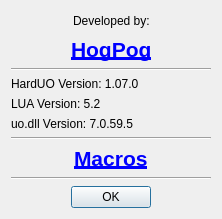
Before: the Qt Designer form HardUO/about.ui in alextrevisan/HardUO, drawn with Qt 5.
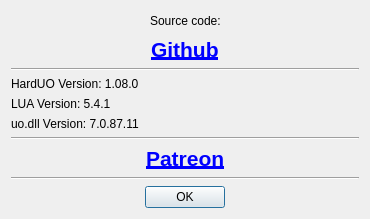
After: the same form once the commit is applied. Icons and pictures are not drawn.

Patch:
```diff
--- a/HardUO/about.ui
+++ b/HardUO/about.ui
@@ -6,7 +6,7 @@
    <rect>
     <x>0</x>
     <y>0</y>
-    <width>222</width>
+    <width>370</width>
     <height>219</height>
    </rect>
   </property>
@@ -36,7 +36,7 @@
      <item>
       <widget class="QLabel" name="label">
        <property name="text">
-        <string>Developed by:</string>
+        <string>Source code:</string>
        </property>
       </widget>
      </item>
@@ -80,7 +80,7 @@
         </font>
        </property>
        <property name="text">
-        <string>&lt;a href=http://www.hogpog.com.br/harduo&gt;HogPog&lt;/a&gt;</string>
+        <string>&lt;a href=https://github.com/alextrevisan/HardUO&gt;Github&lt;/a&gt;</string>
        </property>
        <property name="openExternalLinks">
         <bool>true</bool>
@@ -112,21 +112,21 @@
    <item>
     <widget class="QLabel" name="label_4">
      <property name="text">
-      <string>HardUO Version: 1.07.0</string>
+      <string>HardUO Version: 1.08.0</string>
      </property>
     </widget>
    </item>
    <item>
     <widget class="QLabel" name="label_5">
      <property name="text">
-      <string>LUA Version: 5.2</string>
+      <string>LUA Version: 5.4.1</string>
      </property>
     </widget>
    </item>
    <item>
     <widget class="QLabel" name="label_6">
      <property name="text">
-      <string>uo.dll Version: 7.0.59.5</string>
+      <string>uo.dll Version: 7.0.87.11</string>
      </property>
     </widget>
    </item>
@@ -162,7 +162,7 @@
         </font>
        </property>
        <property name="text">
-        <string>&lt;a href=https://github.com/H3xaCod3/HardUO/tree/master/Macros&gt;Macros&lt;/a&gt;</string>
+        <string>&lt;a href=https://www.patreon.com/harduo&gt;Patreon&lt;/a&gt;</string>
        </property>
        <property name="openExternalLinks">
         <bool>true</bool>
```
